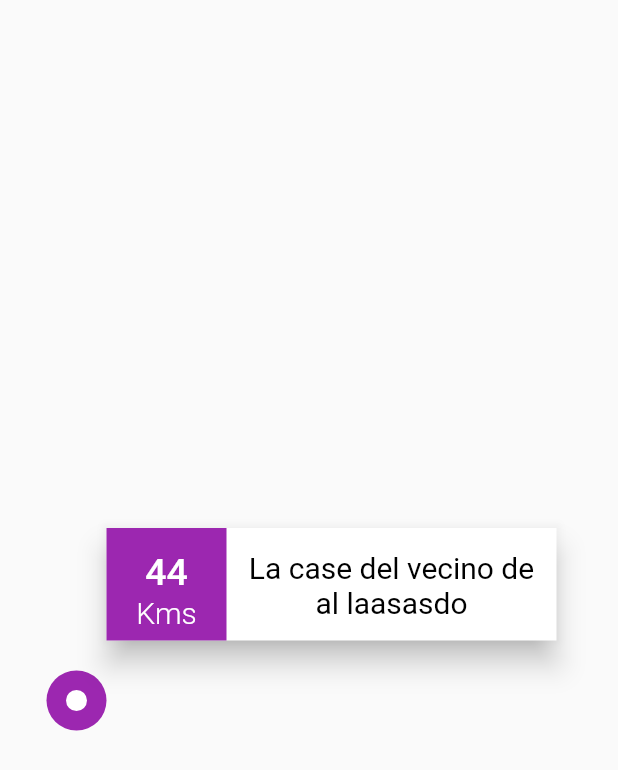
After one commit to s15-coder/flutter-advanced, a Flutter app: the MarkerWidget screen opened directly, on a phone screen of 412 x 824 dp. The commit adds this screen. Shown: the top 770 px of the screen. Run offline on Flutter 3.47's test engine with Material 2 defaults, Android fonts, the phone set to English and light mode, and no system bars; our stand-ins replace animate_do, bloc, dio, equatable, flutter_bloc, flutter_secure_storage and 6 more; missing offline and left inert: google_polyline_algorithm; accounts and stored records are empty.

Commit message:
Section 26 finished and location project ready

```diff
--- a/03-location/lib/blocs/map/map_event.dart
+++ b/03-location/lib/blocs/map/map_event.dart
@@ -25,6 +25,10 @@ class OnToggleShowUserRouteEvent extends MapEvent {}
 
 class OnAddNewPolyline extends MapEvent {
   final Map<String, Polyline> polylines;
+  final Map<String, Marker> marker;
 
-  const OnAddNewPolyline(this.polylines);
+  const OnAddNewPolyline(
+    this.polylines,
+    this.marker,
+  );
 }
--- a/03-location/lib/blocs/map/map_state.dart
+++ b/03-location/lib/blocs/map/map_state.dart
@@ -5,10 +5,12 @@ class MapState extends Equatable {
   final bool mapInitialized;
   final bool showMyRoute;
   final Map<String, Polyline> polylines;
+  final Map<String, Marker> markers;
   const MapState({
     this.followUser = true,
     this.mapInitialized = false,
     this.polylines = const {},
+    this.markers = const {},
     this.showMyRoute = true,
   });
 
@@ -17,13 +19,21 @@ class MapState extends Equatable {
     bool? mapInitialized,
     bool? showMyRoute,
     Map<String, Polyline>? polylines,
+    Map<String, Marker>? markers,
   }) =>
       MapState(
-          followUser: followUser ?? this.followUser,
-          mapInitialized: mapInitialized ?? this.mapInitialized,
-          polylines: polylines ?? this.polylines,
-          showMyRoute: showMyRoute ?? this.showMyRoute);
+        followUser: followUser ?? this.followUser,
+        mapInitialized: mapInitialized ?? this.mapInitialized,
+        polylines: polylines ?? this.polylines,
+        showMyRoute: showMyRoute ?? this.showMyRoute,
+        markers: markers ?? this.markers,
+      );
   @override
-  List<Object> get props =>
-      [mapInitialized, followUser, polylines, showMyRoute];
+  List<Object> get props => [
+        mapInitialized,
+        followUser,
+        polylines,
+        showMyRoute,
+        markers,
+      ];
 }
--- /dev/null
+++ b/03-location/lib/helpers/markers/marker_widget_test.dart
@@ -0,0 +1,25 @@
+import 'package:flutter/material.dart';
+import 'package:location/helpers/markers/marker_painter.dart';
+
+class MarkerWidget extends StatelessWidget {
+  const MarkerWidget({Key? key}) : super(key: key);
+
+  @override
+  Widget build(BuildContext context) {
+    return Scaffold(
+      body: Center(
+        child: Container(
+          width: 350,
+          height: 150,
+          child: CustomPaint(
+            painter: MarkerPainter(
+              location: 'La case del vecino de al laasasdo',
+              value: '44',
+              label: 'Kms',
+            ),
+          ),
+        ),
+      ),
+    );
+  }
+}
--- a/03-location/lib/helpers/show_loading_messages.dart
+++ b/03-location/lib/helpers/show_loading_messages.dart
@@ -24,6 +24,7 @@ void showLoadingMessage(BuildContext context) {
             ),
           );
         });
+    return;
   }
   showCupertinoDialog(
       barrierDismissible: false,
--- a/03-location/lib/main.dart
+++ b/03-location/lib/main.dart
@@ -4,6 +4,7 @@ import 'package:location/blocs/gps/gps_bloc.dart';
 import 'package:location/blocs/location/location_bloc.dart';
 import 'package:location/blocs/map/map_bloc.dart';
 import 'package:location/blocs/search/search_bloc.dart';
+import 'package:location/helpers/markers/marker_widget_test.dart';
 import 'package:location/screens/access_location_page.dart';
 import 'package:location/screens/loading_page.dart';
 import 'package:location/screens/map_page.dart';
@@ -31,6 +32,7 @@ class MyMaps extends StatelessWidget {
           LoadingPage.routeName: (_) => const LoadingPage(),
         },
         initialRoute: LoadingPage.routeName,
+        // home: MarkerWidget(),
       ),
     );
   }
--- a/03-location/lib/models/route_destination.dart
+++ b/03-location/lib/models/route_destination.dart
@@ -1,13 +1,37 @@
 import 'package:google_maps_flutter/google_maps_flutter.dart';
+import 'package:location/models/places_response.dart';
 
 class RouteDestination {
   final double duration;
   final double distance;
   final List<LatLng> coords;
+  final PlaceInfo endPointInfo;
 
   RouteDestination({
     required this.duration,
     required this.distance,
     required this.coords,
+    required this.endPointInfo,
+  });
+  RouteDestination copyWith(
+          {double? duration,
+          double? distance,
+          List<LatLng>? coords,
+          PlaceInfo? endPointInfo}) =>
+      RouteDestination(
+        duration: duration ?? this.duration,
+        distance: distance ?? this.distance,
+        coords: coords ?? this.coords,
+        endPointInfo: endPointInfo ?? this.endPointInfo,
+      );
+}
+
+class PlaceInfo {
+  final String placeName;
+  final String description;
+
+  PlaceInfo({
+    required this.placeName,
+    required this.description,
   });
 }
--- a/03-location/lib/screens/map_page.dart
+++ b/03-location/lib/screens/map_page.dart
@@ -50,6 +50,7 @@ class _MapPageState extends State<MapPage> {
                     MapView(
                       initialLocation: stateLocation.lastKnownLocation!,
                       polylines: polylines.values.toSet(),
+                      markers: stateMap.markers.values.toSet(),
                     ),
                     const SearchBar(),
                     const ManualMarker()
--- a/03-location/lib/services/mapbox_api/interceptors/places_interceptor.dart
+++ b/03-location/lib/services/mapbox_api/interceptors/places_interceptor.dart
@@ -5,7 +5,6 @@ class PlacesInterceptor extends Interceptor {
   @override
   void onRequest(RequestOptions options, RequestInterceptorHandler handler) {
     options.queryParameters.addAll({
-      'limit': '7',
       'language': 'es',
       'access_token': accessToken,
     });
--- a/03-location/lib/views/maps_view.dart
+++ b/03-location/lib/views/maps_view.dart
@@ -8,9 +8,11 @@ class MapView extends StatelessWidget {
     Key? key,
     required this.initialLocation,
     required this.polylines,
+    required this.markers,
   }) : super(key: key);
   final LatLng initialLocation;
   final Set<Polyline> polylines;
+  final Set<Marker> markers;
   @override
   Widget build(BuildContext context) {
     final mapBloc = BlocProvider.of<MapBloc>(context);
@@ -27,6 +29,7 @@ class MapView extends StatelessWidget {
               BlocProvider.of<MapBloc>(context).add(OnStopFollowingUserEvent()),
           child: GoogleMap(
             polylines: polylines,
+            markers: markers,
             zoomControlsEnabled: false,
             initialCameraPosition: initialCameraPosition,
             myLocationEnabled: true,
--- a/03-location/pubspec.yaml
+++ b/03-location/pubspec.yaml
@@ -55,8 +55,8 @@ flutter:
   # the material Icons class.
   uses-material-design: true
   # To add assets to your application, add an assets section, like this:
-  # assets:
-  #   - images/a_dot_burr.jpeg
+  assets:
+    - assets/
   #   - images/a_dot_ham.jpeg
   # An image asset can refer to one or more resolution-specific "variants", see
   # https://flutter.dev/assets-and-images/#resolution-aware.
```
Also changed, not shown: 03-location/lib/blocs/map/map_bloc.dart (+52 -4 lines), 03-location/lib/blocs/search/search_bloc.dart (+13 -1 lines), 03-location/lib/helpers/marker_from_image.dart (added, +28 -0 lines), 03-location/lib/helpers/markers/marker_painter.dart (added, +114 -0 lines), 03-location/lib/helpers/painter_marker.dart (added, +36 -0 lines), 03-location/lib/models/places_response.dart (+4 -4 lines), 03-location/lib/services/mapbox_api/api_mapbox_service.dart (+12 -2 lines), 03-location/lib/widgets/search_bar.dart (+17 -1 lines), 03-location/assets/custom-pin.png (added).
